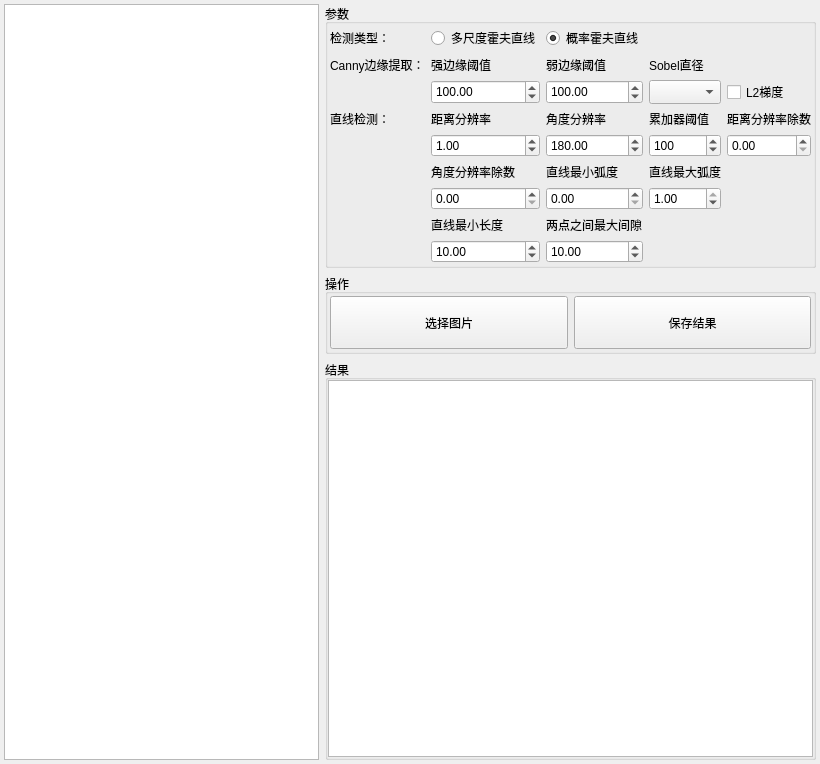
Before: the Qt Designer form AlgLineDetection.ui in mengqingmeng/cv_tools, drawn with Qt 5.
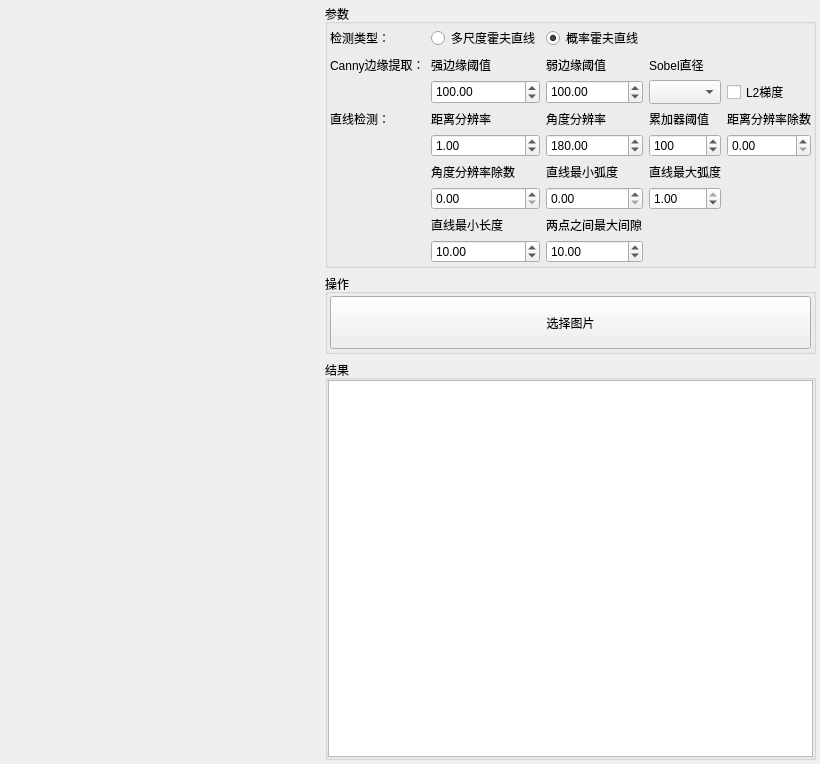
After: the same form once the commit is applied. Custom widgets are drawn as their Qt base class.

The edit to the form file:
```diff
--- a/AlgLineDetection.ui
+++ b/AlgLineDetection.ui
@@ -36,7 +36,7 @@
     <number>2</number>
    </property>
    <item>
-    <widget class="QWidget" name="imgWidget" native="true">
+    <widget class="ImagesViewer" name="imagesViewer" native="true">
      <layout class="QVBoxLayout" name="verticalLayout_2">
       <property name="leftMargin">
        <number>2</number>
@@ -50,9 +50,6 @@
       <property name="bottomMargin">
        <number>2</number>
       </property>
-      <item>
-       <widget class="QWGraphicsView" name="graphicsView"/>
-      </item>
      </layout>
     </widget>
    </item>
@@ -620,23 +617,10 @@
          <property name="bottomMargin">
           <number>2</number>
          </property>
-         <item row="1" column="3">
-          <widget class="QPushButton" name="saveBtn">
-           <property name="sizePolicy">
-            <sizepolicy hsizetype="Minimum" vsizetype="Expanding">
-             <horstretch>0</horstretch>
-             <verstretch>0</verstretch>
-            </sizepolicy>
-           </property>
-           <property name="text">
-            <string>保存结果</string>
-           </property>
-          </widget>
-         </item>
          <item row="1" column="2">
           <widget class="QPushButton" name="chooseBtn">
            <property name="sizePolicy">
-            <sizepolicy hsizetype="Minimum" vsizetype="Preferred">
+            <sizepolicy hsizetype="Minimum" vsizetype="Expanding">
              <horstretch>0</horstretch>
              <verstretch>0</verstretch>
             </sizepolicy>
@@ -711,9 +695,10 @@
  </widget>
  <customwidgets>
   <customwidget>
-   <class>QWGraphicsView</class>
-   <extends>QGraphicsView</extends>
-   <header location="global">QWGraphicsView.h</header>
+   <class>ImagesViewer</class>
+   <extends>QWidget</extends>
+   <header location="global">imagesviewer.h</header>
+   <container>1</container>
   </customwidget>
  </customwidgets>
  <resources/>
```
Left out of the diff: 3 changed lines with no effect on the pictures.
